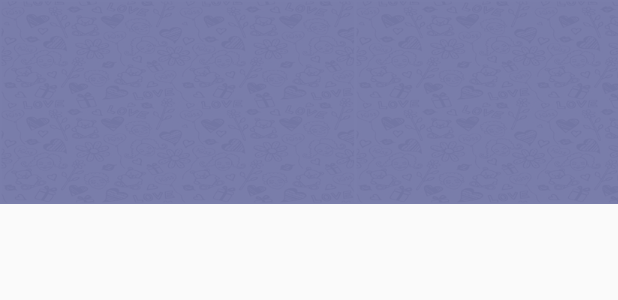
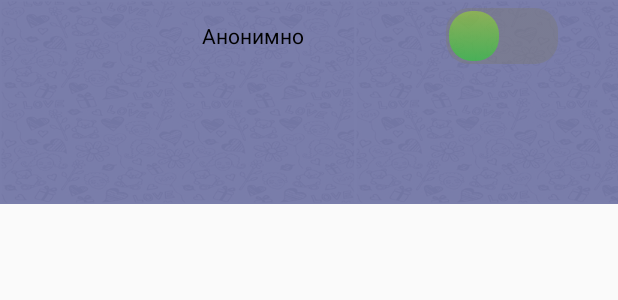
Before and after one commit to Raphael92/PhotolikeAndroid, an Android app: the layout modal_lovepage.xml on its own in the app's theme, with its tools: preview values and no code run, on a phone screen of 412 x 824 dp. Shown: the top 300 px of the screen. Run offline under Robolectric (Android 15) with nearby library versions, the phone set to English and light mode, and no system bars; network calls fail.

Commit message:
edit modal window

```diff
--- a/PhotoLike1/photoLike/src/main/res/layout/modal_lovepage.xml
+++ b/PhotoLike1/photoLike/src/main/res/layout/modal_lovepage.xml
@@ -17,9 +17,29 @@
 		    android:layout_height="wrap_content"
 		    android:background="@drawable/background_modal"
 		    android:stretchColumns="*" >
-   	 	</TableLayout>
+
+
+
+			   <Switch
+                   android:id="@+id/switch1"
+                   android:layout_width="wrap_content"
+                   android:layout_height="wrap_content"
+                   android:textOn="@string/woman"
+                   android:textOff="@string/man"
+                   android:layout_marginTop="5dp"
+                   android:thumb="@drawable/customswitchselector"
+                   android:track="@drawable/custom_track"
+                   android:text="Анонимно"
+                   android:checked="false"
+                   android:gravity="center_vertical|center_horizontal"
+				   android:layout_marginRight="40dp"
+				   android:layout_marginLeft="40dp" />
+
+
+	   </TableLayout>
 
        </LinearLayout>
     </ScrollView>
 
+
 </LinearLayout>
```
Also changed, not shown: PhotoLike1/photoLike/src/main/java/kz/raphael/photolike/SuperAwesomeCardFragment.java (+19 -6 lines).
